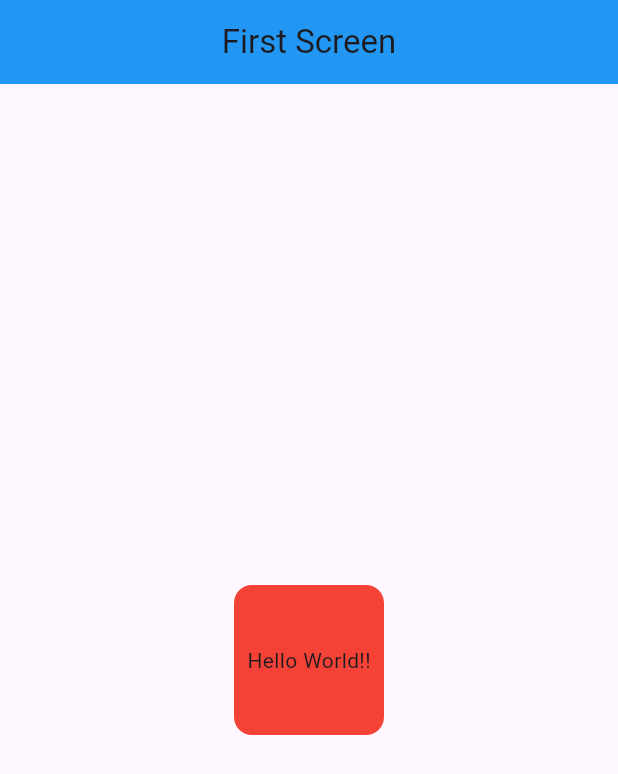
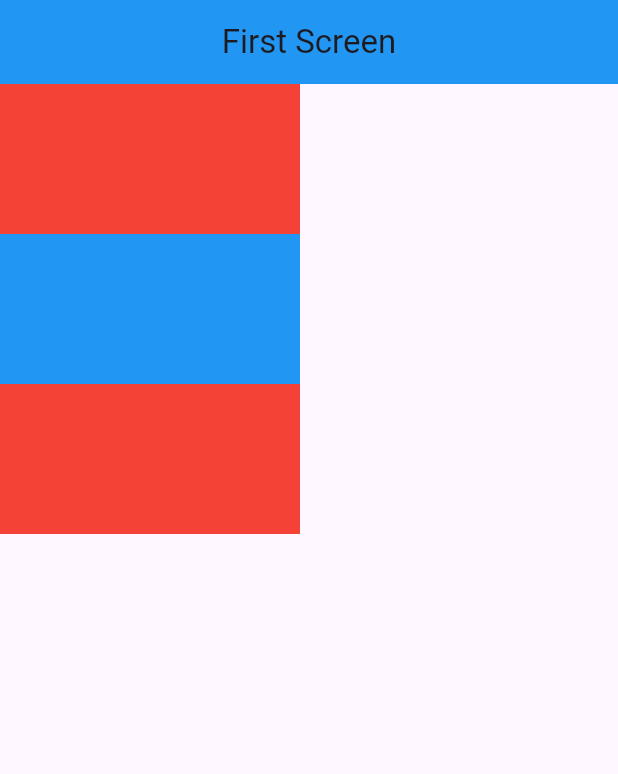
Before and after one commit to sujal880/College, a Flutter app: the FirstScreen screen opened directly, on a phone screen of 412 x 824 dp. Shown: the top 774 px of the screen. Run offline on Flutter 3.47's test engine with Material 3 defaults, Android fonts, the phone set to English and light mode, and no system bars.

Commit message:
Row Column

```diff
--- a/lib/test.dart
+++ b/lib/test.dart
@@ -1,9 +1,10 @@
 import 'package:flutter/material.dart';
 
-void main(){
+void main() {
   runApp(Test());
 }
-class Test extends StatelessWidget{
+
+class Test extends StatelessWidget {
   @override
   Widget build(BuildContext context) {
     return MaterialApp(
@@ -13,8 +14,8 @@ class Test extends StatelessWidget{
   }
 }
 
-class FirstScreen extends StatelessWidget{
-  int count=0;
+class FirstScreen extends StatelessWidget {
+  int count = 0;
   @override
   Widget build(BuildContext context) {
     return Scaffold(
@@ -23,18 +24,42 @@ class FirstScreen extends StatelessWidget{
           title: Text("First Screen"),
           centerTitle: true,
         ),
-      body: Center(
-        child: Container(
+        body: SingleChildScrollView(
+          scrollDirection: Axis.horizontal,
+          child: Column(children: [
+            Container(
               height: 100,
-          width: 100,
-          decoration: BoxDecoration(
+              width: 200,
               color: Colors.red,
-            borderRadius: BorderRadius.circular(12)
             ),
-          child: Center(child: Text("Hello World!!")),
+            Container(
+              height: 100,
+              width: 200,
+              color: Colors.blue,
             ),
-      )
+            Container(
+              height: 100,
+              width: 200,
+              color: Colors.red,
+            ),
+
+
+          ],),
+        ),
+        // body: Center(
+        //   child: Container(
+        //     clipBehavior: Clip.antiAlias,
+        //     height: 200,
+        //     width: 200,
+        //     decoration: BoxDecoration(borderRadius: BorderRadius.circular(12)),
+        //     // child: Image.asset("assets/images/sujal.jpg",fit: BoxFit.cover,),
+        //     child: Image.network(
+        //       "https://images.pexels.com/photos/674010/pexels-photo-674010.jpeg?cs=srgb&dl=pexels-anjana-c-169994-674010.jpg&fm=jpg",
+        //       fit: BoxFit.cover,
+        //     ),
+        //   ),
+        // ));
     );
   }
-
+  //https://media.geeksforgeeks.org/wp-content/uploads/20201026003622/ezgifcomgifmaker3.gif
 }
--- a/pubspec.yaml
+++ b/pubspec.yaml
@@ -59,8 +59,8 @@ flutter:
   uses-material-design: true
 
   # To add assets to your application, add an assets section, like this:
-  # assets:
-  #   - images/a_dot_burr.jpeg
+  assets:
+    - assets/images/
   #   - images/a_dot_ham.jpeg
 
   # An image asset can refer to one or more resolution-specific "variants", see
```
Also changed, not shown: assets/images/sujal.jpg (added). Lines whose indentation alone changed are shown as unchanged.
